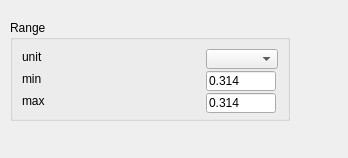
First picture: the form in SciDataTool/GUI/WDataRange/WDataRange.ui, repository Eomys/SciDataTool, before the edit.
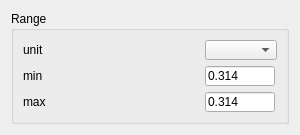
Second picture: the form after the edit. Custom widgets are drawn as their Qt base class.

Commit message: [NF] Updating the UI to make it more robust, fixing bugs related to auto-refresh when the field has only one axis, fixing warning where WDataRange would have the same min and max, hiding the groupBox for slice and operation when there are no widget to put inside

Patch:
```diff
--- a/SciDataTool/GUI/WDataRange/WDataRange.ui
+++ b/SciDataTool/GUI/WDataRange/WDataRange.ui
@@ -6,24 +6,18 @@
    <rect>
     <x>0</x>
     <y>0</y>
-    <width>348</width>
-    <height>158</height>
+    <width>300</width>
+    <height>132</height>
    </rect>
   </property>
   <property name="windowTitle">
    <string/>
   </property>
+  <layout class="QVBoxLayout" name="verticalLayout">
+   <item>
   <widget class="QGroupBox" name="g_range">
-   <property name="geometry">
-    <rect>
-     <x>10</x>
-     <y>20</y>
-     <width>280</width>
-     <height>101</height>
-    </rect>
-   </property>
    <property name="sizePolicy">
-    <sizepolicy hsizetype="Minimum" vsizetype="Expanding">
+      <sizepolicy hsizetype="Preferred" vsizetype="Preferred">
      <horstretch>0</horstretch>
      <verstretch>0</verstretch>
     </sizepolicy>
@@ -34,6 +28,12 @@
      <height>0</height>
     </size>
    </property>
+     <property name="maximumSize">
+      <size>
+       <width>16777215</width>
+       <height>16777215</height>
+      </size>
+     </property>
    <property name="title">
     <string>Range</string>
    </property>
@@ -121,6 +121,8 @@
     </item>
    </layout>
   </widget>
+   </item>
+  </layout>
  </widget>
  <customwidgets>
   <customwidget>
```
Lines whose indentation alone changed are shown as unchanged. The commit also changes 15 other files.
